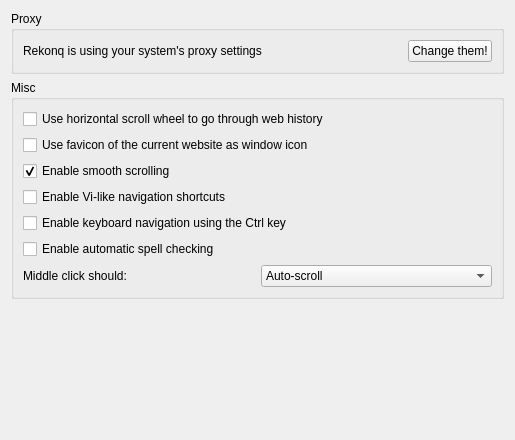
The window that src/settings/settings_advanced.ui (KDE/rekonq) describes before a commit, drawn with Qt 5.
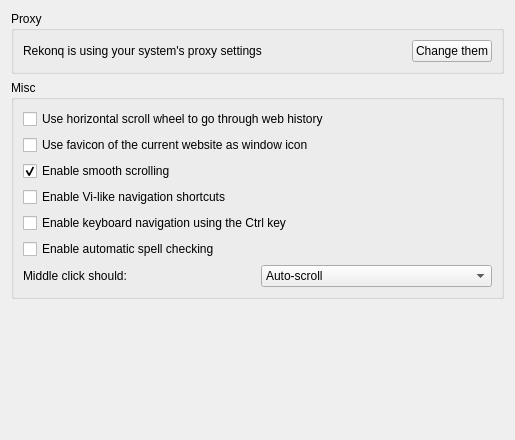
The same window after the commit. Icons and pictures are not drawn.

```diff
--- a/src/settings/settings_advanced.ui
+++ b/src/settings/settings_advanced.ui
@@ -40,7 +40,7 @@
       <item>
        <widget class="QPushButton" name="proxyButton">
         <property name="text">
-         <string>Change them!</string>
+         <string>Change them</string>
         </property>
         <property name="icon">
          <iconset theme="preferences-system-network">
```
